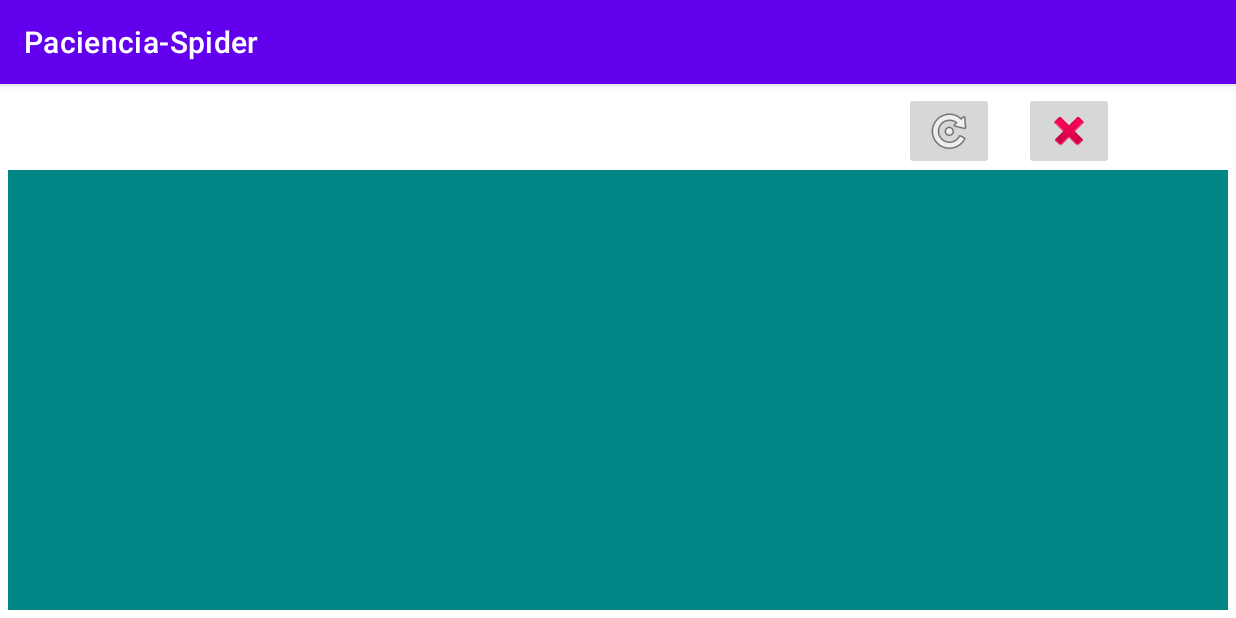
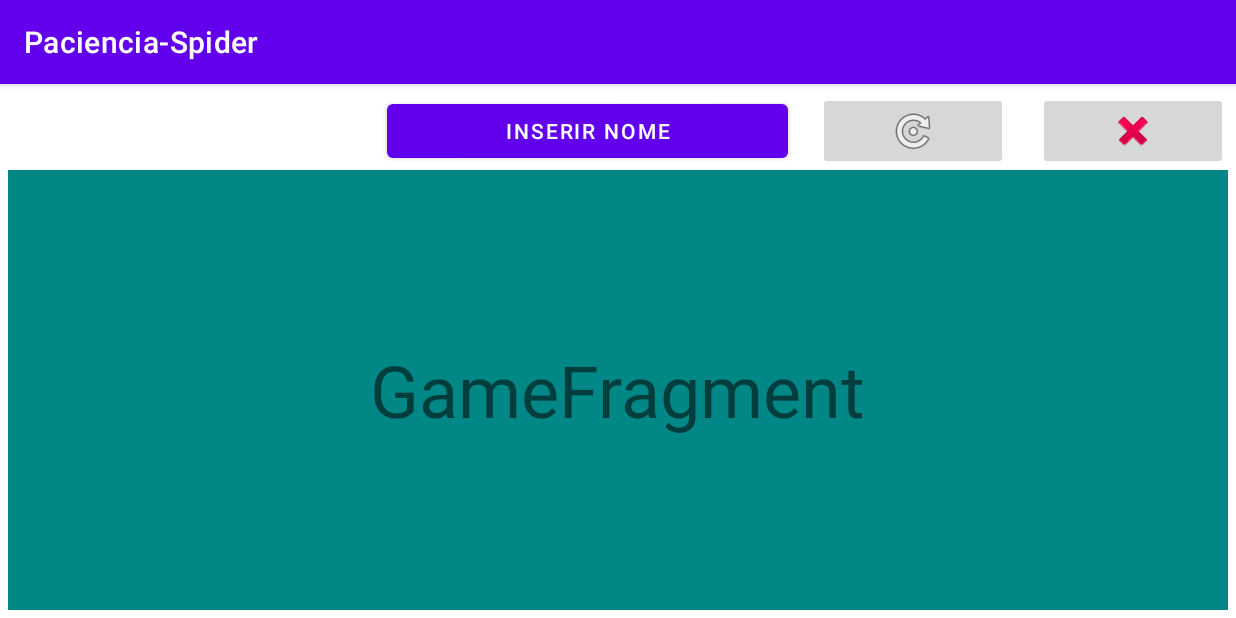
Before and after one commit to allan-bismarck/Paciencia-Spider, an Android app: the GameActivity screen opened directly, with no data from a screen before it, on a phone screen of 824 x 412 dp (held sideways). Run offline under Robolectric (Android 15) with nearby library versions, the phone set to English and light mode, and no system bars; 2 statements that could not run were skipped.

Commit message:
inserting and updating function fragment

```diff
--- a/app/src/main/java/com/example/paciencia_spider/GameActivity.kt
+++ b/app/src/main/java/com/example/paciencia_spider/GameActivity.kt
@@ -1,31 +1,67 @@
 package com.example.paciencia_spider
 import androidx.appcompat.app.AppCompatActivity
 import android.os.Bundle
+import android.widget.Button
 import android.widget.ImageButton
 import android.widget.TextView
+import androidx.fragment.app.Fragment
+import androidx.fragment.app.FragmentManager
+import androidx.fragment.app.FragmentTransaction
+import com.google.android.material.internal.ContextUtils.getActivity
 
 class GameActivity : AppCompatActivity() {
     private lateinit var player: TextView
+    private lateinit var insertName: Button
     private lateinit var reload: ImageButton
     private lateinit var exit: ImageButton
     private lateinit var userName: String
+    private lateinit var gameFragment: GameFragment
 
     override fun onCreate(savedInstanceState: Bundle?) {
         super.onCreate(savedInstanceState)
         setContentView(R.layout.activity_game)
 
         player = findViewById(R.id.player)
+        gameFragment = GameFragment()
 
         if(intent != null) {
             userName = intent.getStringExtra("userName").toString()
             player.text = userName.uppercase()
         }
 
+        insertName = findViewById(R.id.button_name)
+
+        insertName.setOnClickListener {
+            gameFragment.alterLabel()
+        }
+
         reload = findViewById(R.id.button_reload)
+
+        reload.setOnClickListener {
+            reloadFragment(gameFragment)
+        }
+
         exit = findViewById(R.id.button_exit)
 
         exit.setOnClickListener {
             finish()
         }
+
+        loadFragment(gameFragment)
+    }
+
+    private fun loadFragment(fragment: Fragment) {
+        val fragmentLoad = supportFragmentManager.beginTransaction()
+        fragmentLoad.replace(R.id.frameFragment, fragment)
+        fragmentLoad.commit()
+    }
+
+    private fun reloadFragment(fragment: Fragment) {
+        val fragmentLoad = supportFragmentManager.beginTransaction()
+        fragmentLoad.remove(fragment)
+        fragmentLoad.commit()
+
+        gameFragment = GameFragment()
+        loadFragment(gameFragment)
     }
 }
--- /dev/null
+++ b/app/src/main/java/com/example/paciencia_spider/GameFragment.kt
@@ -0,0 +1,71 @@
+package com.example.paciencia_spider
+
+import android.os.Bundle
+import android.util.Log
+import androidx.fragment.app.Fragment
+import android.view.LayoutInflater
+import android.view.View
+import android.view.ViewGroup
+import android.widget.TextView
+
+class GameFragment : Fragment() {
+
+    private lateinit var userName: TextView
+
+    override fun onCreate(savedInstanceState: Bundle?) {
+        super.onCreate(savedInstanceState)
+
+        Log.i("Ciclo GameFragment", "onCreate")
+    }
+
+    override fun onCreateView(
+        inflater: LayoutInflater, container: ViewGroup?,
+        savedInstanceState: Bundle?
+    ): View? {
+        val view: View = inflater.inflate(R.layout.fragment_game, container, false)
+
+        userName = view.findViewById(R.id.label)
+        // Inflate the layout for this fragment
+        return view
+    }
+
+    override fun onStart() {
+        super.onStart()
+
+        Log.i("Ciclo GameFragment", "onStart")
+    }
+
+    override fun onResume() {
+        super.onResume()
+
+        Log.i("Ciclo GameFragment", "onResume")
+    }
+
+    override fun onPause() {
+        super.onPause()
+
+        Log.i("Ciclo GameFragment", "onPause")
+    }
+
+    override fun onStop() {
+        super.onStop()
+
+        Log.i("Ciclo GameFragment", "onStop")
+    }
+
+    override fun onDestroyView() {
+        super.onDestroyView()
+
+        Log.i("Ciclo GameFragment", "onDestroyView")
+    }
+
+    override fun onDestroy() {
+        super.onDestroy()
+
+        Log.i("Ciclo GameFragment", "onDestroy")
+    }
+
+    public fun alterLabel() {
+        userName.text = "MUDOU O NOME"
+    }
+}
--- a/app/src/main/res/layout/activity_game.xml
+++ b/app/src/main/res/layout/activity_game.xml
@@ -21,18 +21,23 @@
 
             <TextView
                 android:id="@+id/player"
-                android:layout_width="371dp"
+                android:layout_width="0dp"
+                android:layout_weight="2"
                 android:layout_height="wrap_content"
                 android:gravity="center"
                 android:text="" />
 
-            <Space
-                android:layout_width="130dp"
-                android:layout_height="match_parent"/>
+            <Button
+                android:id="@+id/button_name"
+                android:layout_width="wrap_content"
+                android:layout_height="wrap_content"
+                android:layout_weight="1"
+                android:text="Inserir nome" />
 
             <ImageButton
                 android:id="@+id/button_reload"
-                android:layout_width="60dp"
+                android:layout_width="0dp"
+                android:layout_weight="1"
                 android:layout_height="wrap_content"
                 android:contentDescription="exit"
                 app:srcCompat="@android:drawable/ic_menu_rotate"
@@ -41,20 +46,19 @@
 
             <ImageButton
                 android:id="@+id/button_exit"
-                android:layout_width="60dp"
+                android:layout_width="0dp"
+                android:layout_weight="1"
                 android:layout_height="wrap_content"
                 android:contentDescription="reload"
                 app:srcCompat="@android:drawable/ic_delete" />
         </LinearLayout>
 
-        <LinearLayout
+        <FrameLayout
+            android:id="@+id/frameFragment"
             android:layout_width="match_parent"
             android:layout_height="match_parent"
-            android:orientation="horizontal"
-            android:background="@color/teal_700">
+            android:orientation="horizontal">
 
-
-
-        </LinearLayout>
+        </FrameLayout>
     </LinearLayout>
 </androidx.constraintlayout.widget.ConstraintLayout>
--- /dev/null
+++ b/app/src/main/res/layout/fragment_game.xml
@@ -0,0 +1,18 @@
+<?xml version="1.0" encoding="utf-8"?>
+<RelativeLayout xmlns:android="http://schemas.android.com/apk/res/android"
+    xmlns:tools="http://schemas.android.com/tools"
+    android:layout_width="match_parent"
+    android:layout_height="match_parent"
+    tools:context=".GameFragment"
+    android:background="@color/teal_700">
+
+    <TextView
+        android:id="@+id/label"
+        android:layout_width="wrap_content"
+        android:layout_height="wrap_content"
+        android:text="GameFragment"
+        android:textSize="48sp"
+        android:layout_centerInParent="true"
+    />
+
+</RelativeLayout>
--- a/app/src/main/res/values/strings.xml
+++ b/app/src/main/res/values/strings.xml
@@ -11,4 +11,6 @@
         <item>3 naipes</item>
         <item>4 naipes</item>
     </string-array>
+    <!-- TODO: Remove or change this placeholder text -->
+    <string name="hello_blank_fragment">Hello blank fragment</string>
 </resources>
```
